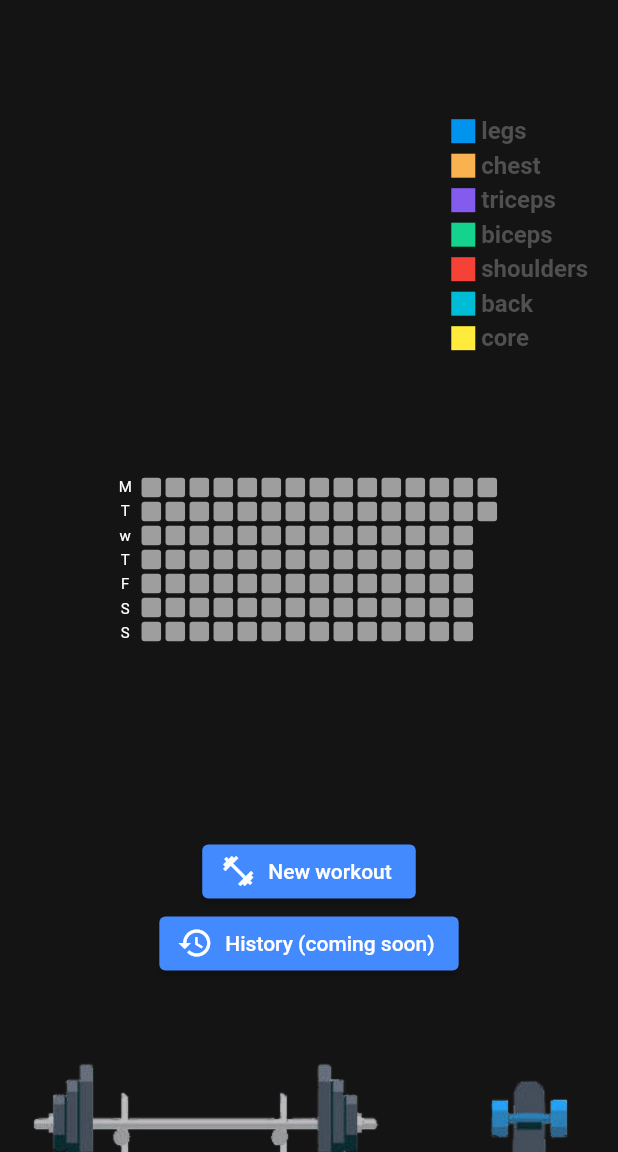
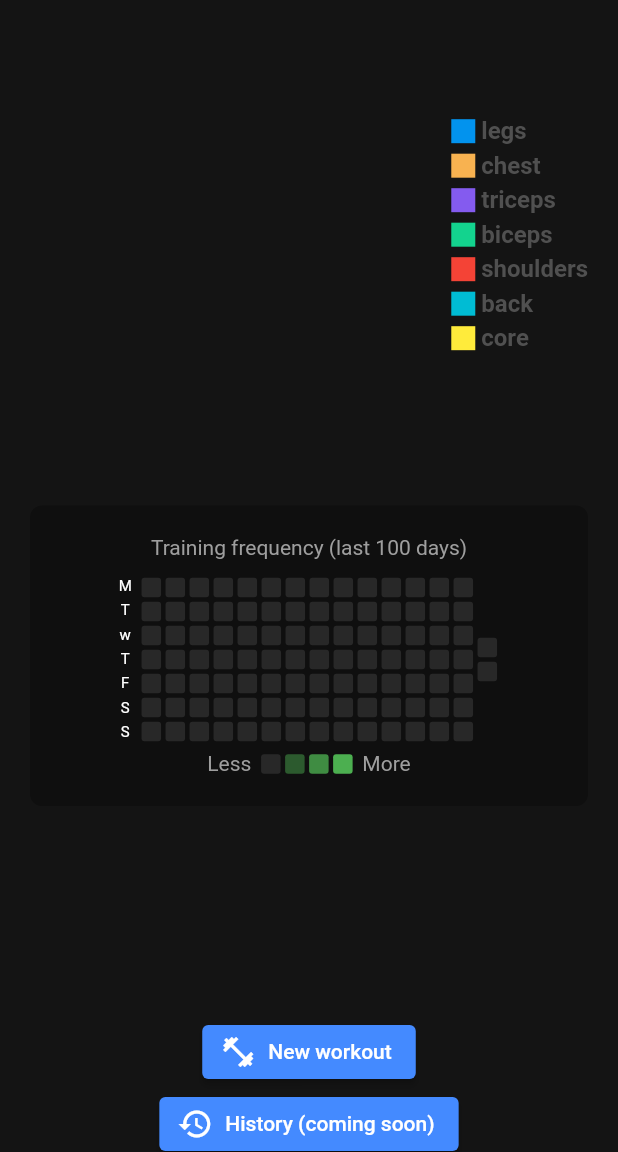
Before and after one commit to jacksondearing96/bread_basket, a Flutter app: the screen it shows once a user with an empty profile is signed in, on a phone screen of 412 x 824 dp, the part 84-1236 px from its top. Run offline on Flutter 3.47's test engine with Material 2 defaults, Android fonts, the light colour scheme and no system bars; drawn by our look-alikes of fl_chart; our stand-ins replace cloud_firestore, email_validator, firebase_auth, firebase_core, flutter_spinkit; accounts and stored records are empty.

Commit message:
Style improvements for the calendar heat map.

```diff
--- a/lib/analytics/HeatmapCalendar.dart
+++ b/lib/analytics/HeatmapCalendar.dart
@@ -99,10 +99,43 @@ class HeatmapCalendar extends StatelessWidget {
     }
 
     return Container(
-      height: 120,
-      decoration: BoxDecoration(),
-      child: calendar.draw(),
+      margin: EdgeInsets.all(20),
+      padding: EdgeInsets.all(20),
+      decoration: BoxDecoration(
+        color: Colors.black.withAlpha(70),
+        borderRadius: BorderRadius.circular(8),
+      ),
+      child: Column(children: [
+        Padding(
+            padding: EdgeInsets.fromLTRB(0, 0, 0, 10),
+            child: _text(
+              'Training frequency (last 100 days)',
+            )),
+        calendar.draw(),
+        Padding(
+          padding: EdgeInsets.fromLTRB(0, 5, 0, 0),
+          child: Row(
+            mainAxisAlignment: MainAxisAlignment.center,
+            children: [
+              _text(
+                'Less',
+              ),
+              SizedBox(width: 5),
+              _puck(0),
+              _puck(1),
+              _puck(2),
+              _puck(3),
+              SizedBox(width: 5),
+              _text('More'),
+            ],
+          ),
+        ),
+      ]),
     );
+  }
+
+  Text _text(String text) {
+    return Text(text, style: TextStyle(color: Constants.hintColor));
   }
 
   Widget _puck(int intensity) {
@@ -118,16 +151,16 @@ class HeatmapCalendar extends StatelessWidget {
   }
 
   Color _determinePuckColor(int intensity) {
-    Color color = Colors.grey;
+    Color color = Color.fromARGB(255, 40, 40, 40);
     switch (intensity) {
       case 1:
-        color = Colors.green[300]!;
+        color = Colors.green.withAlpha(120);
         break;
       case 2:
-        color = Colors.green[500]!;
+        color = Colors.green.withAlpha(200);
         break;
       case 3:
-        color = Colors.green[700]!;
+        color = Colors.green.withAlpha(255);
         break;
     }
     return color;
```
